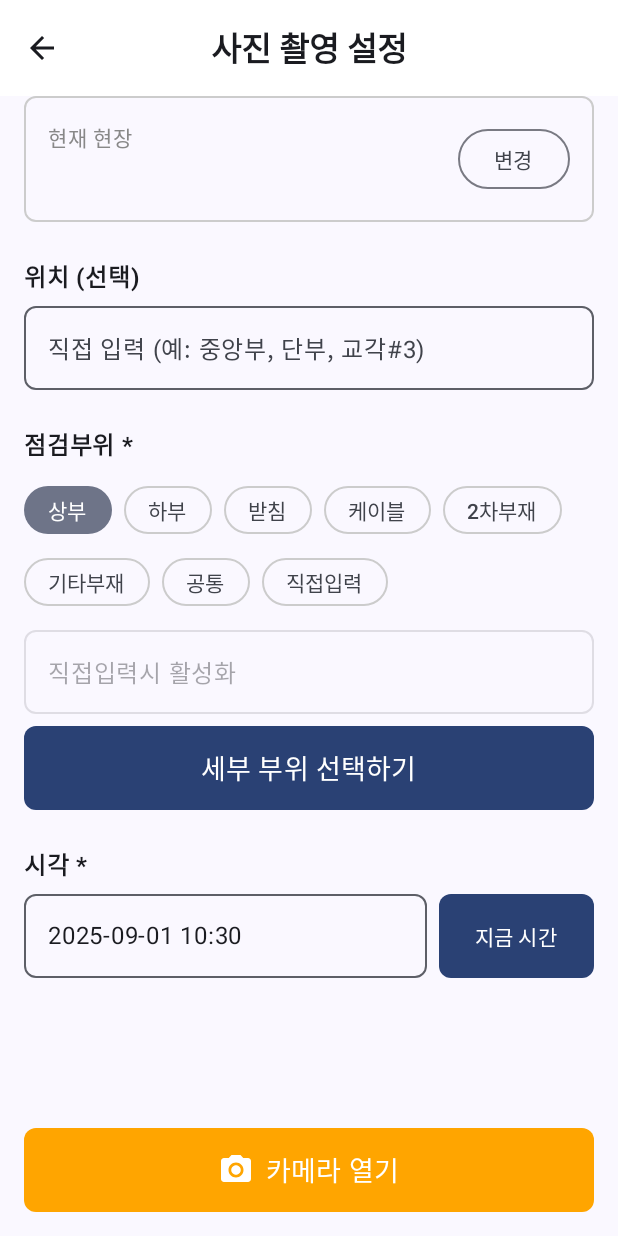
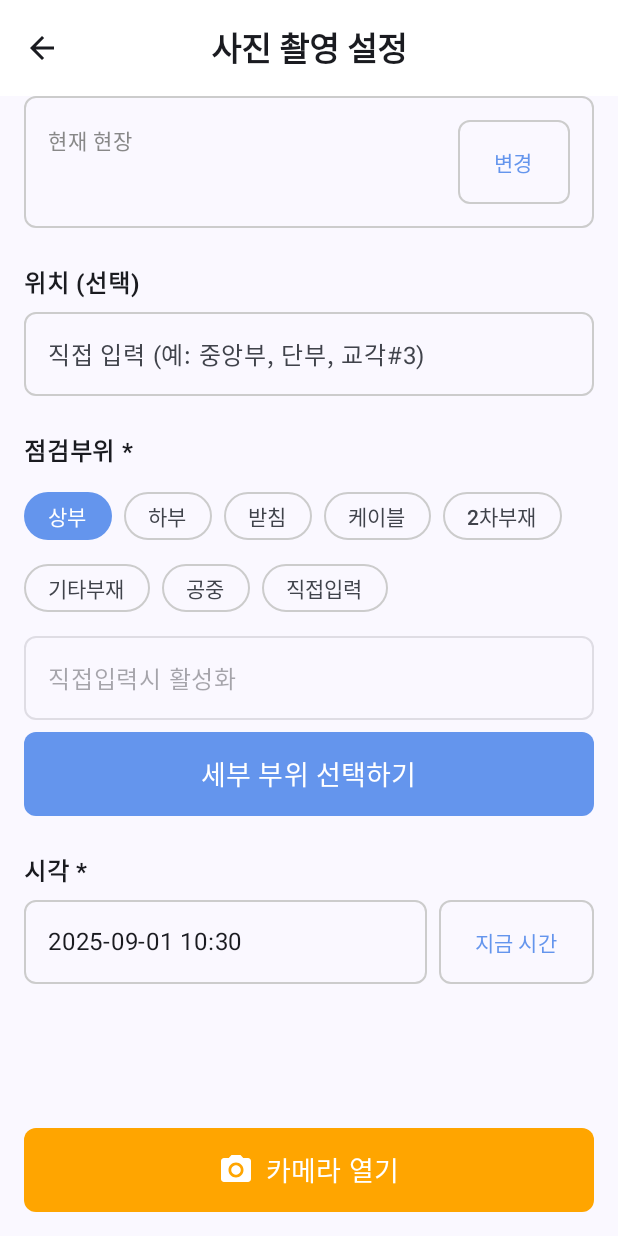
Before and after one commit to ith0326/safe-rep-proto, an Android app built with Jetpack Compose: the composable PhotoSettingsScreen called with empty values, on a phone screen of 412 x 824 dp. Run offline under Robolectric (Android 15) with nearby library versions, the phone set to English and light mode, and no system bars.

Commit message:
이태희 | 디자인 맞춤

```diff
--- a/app/src/main/java/com/example/saferep/ui/proto/HomeScreen.kt
+++ b/app/src/main/java/com/example/saferep/ui/proto/HomeScreen.kt
@@ -208,7 +208,7 @@ fun BottomSheetContent(onConfirm: (String) -> Unit, onCancel: () -> Unit) {
     val sites = listOf("장흥교", "장형교", "전조1교") // 현장 목록
     var selectedSite by remember { mutableStateOf(sites[0]) }
 
-    val niceBlue = Color(0xFF6495ED)
+    val niceBlue = Color(0xFF1E88E5)
     val lightGray = Color(0xFFF0F0F0)
 
     Column(
--- a/app/src/main/java/com/example/saferep/ui/proto/PhotoSettingsScreen.kt
+++ b/app/src/main/java/com/example/saferep/ui/proto/PhotoSettingsScreen.kt
@@ -1,6 +1,7 @@
 package com.example.saferep.ui.proto
 
 import android.widget.Toast
+import androidx.compose.foundation.BorderStroke
 import androidx.compose.foundation.border
 import androidx.compose.foundation.layout.*
 import androidx.compose.foundation.lazy.LazyColumn
@@ -12,9 +13,14 @@ import androidx.compose.material.icons.Icons
 import androidx.compose.material.icons.automirrored.filled.ArrowBack
 import androidx.compose.material.icons.filled.CameraAlt
 import androidx.compose.material3.*
+import androidx.compose.material3.OutlinedTextFieldDefaults
 import androidx.compose.runtime.*
+import androidx.compose.runtime.remember
 import androidx.compose.ui.Alignment
 import androidx.compose.ui.Modifier
+import androidx.compose.ui.focus.FocusRequester
+import androidx.compose.ui.focus.focusRequester
+import androidx.compose.ui.focus.onFocusChanged
 import androidx.compose.ui.graphics.Color
 import androidx.compose.ui.platform.LocalContext
 import androidx.compose.ui.text.font.FontWeight
@@ -31,6 +37,8 @@ fun PhotoSettingsScreen(navController: NavController, siteName: String) {
     var directInput by remember { mutableStateOf("") }
     var selectedChip by remember { mutableStateOf("상부") }
     val scrollState = rememberScrollState()
+
+    val niceBlue = Color(0xFF6495ED)
 
     val context = LocalContext.current
 
@@ -57,6 +65,17 @@ fun PhotoSettingsScreen(navController: NavController, siteName: String) {
                 },
                 onCancel = { showDetailBottomSheet = false } // 취소 시 닫기
             )
+        }
+    }
+
+    var isLocationFocused by remember { mutableStateOf(false) }
+
+    val focusRequester = remember { FocusRequester() }
+    var isDirectInputFocused by remember { mutableStateOf(false) }
+
+    LaunchedEffect(selectedChip) {
+        if (selectedChip == "직접입력") {
+            focusRequester.requestFocus()
         }
     }
 
@@ -111,21 +130,30 @@ fun PhotoSettingsScreen(navController: NavController, siteName: String) {
             OutlinedTextField(
                 value = location,
                 onValueChange = { location = it },
-                placeholder = { Text("직접 입력 (예: 중앙부, 단부, 교각#3)") },
-                modifier = Modifier.fillMaxWidth(),
-                shape = RoundedCornerShape(8.dp)
+                placeholder = { Text(if (isLocationFocused) "입력중" else "직접 입력 (예: 중앙부, 단부, 교각#3)") },
+                modifier = Modifier
+                    .fillMaxWidth()
+                    .onFocusChanged { focusState ->
+                        isLocationFocused = focusState.isFocused
+                    },
+                shape = RoundedCornerShape(8.dp),
+                colors = OutlinedTextFieldDefaults.colors(
+                    focusedBorderColor = niceBlue,
+                    unfocusedBorderColor = Color.LightGray
+                )
             )
             Spacer(modifier = Modifier.height(24.dp))
 
             // 점검부위 섹션
             SectionTitle(text = "점검부위 *")
-            val chipItems = listOf("상부", "하부", "받침", "케이블", "2차부재", "기타부재", "공통", "직접입력")
+            if (selectedDetail.isBlank()) {
+                val chipItems = listOf("상부", "하부", "받침", "케이블", "2차부재", "기타부재", "공중", "직접입력")
                 FlowRow(
                     modifier = Modifier.fillMaxWidth(),
                     horizontalArrangement = Arrangement.spacedBy(8.dp),
                 ) {
                     chipItems.forEach { item ->
-                    Chip(text = item, isSelected = selectedChip == item) {
+                        Chip(text = item, isSelected = selectedChip == item, selectedColor = niceBlue) {
                             selectedChip = item
                         }
                     }
@@ -134,10 +162,19 @@ fun PhotoSettingsScreen(navController: NavController, siteName: String) {
                 OutlinedTextField(
                     value = directInput,
                     onValueChange = { directInput = it },
-                placeholder = { Text("직접입력시 활성화") },
-                modifier = Modifier.fillMaxWidth(),
+                    placeholder = { Text(if (isDirectInputFocused) "입력중" else "직접입력시 활성화") },
+                    modifier = Modifier
+                        .fillMaxWidth()
+                        .focusRequester(focusRequester)
+                        .onFocusChanged { focusState ->
+                            isDirectInputFocused = focusState.isFocused
+                        },
                     enabled = selectedChip == "직접입력", // '직접입력' 칩 선택 시에만 활성화
-                shape = RoundedCornerShape(8.dp)
+                    shape = RoundedCornerShape(8.dp),
+                    colors = OutlinedTextFieldDefaults.colors(
+                        focusedBorderColor = niceBlue,
+                        unfocusedBorderColor = Color.LightGray
+                    )
                 )
                 Spacer(modifier = Modifier.height(8.dp))
                 Button(
@@ -151,10 +188,48 @@ fun PhotoSettingsScreen(navController: NavController, siteName: String) {
                     modifier = Modifier
                         .fillMaxWidth()
                         .height(56.dp),
-                shape = RoundedCornerShape(8.dp)
+                    shape = RoundedCornerShape(8.dp),
+                    colors = ButtonDefaults.buttonColors(
+                        containerColor = niceBlue,
+                        contentColor = Color.White
+                    )
                 ) {
                     Text("세부 부위 선택하기", fontSize = 18.sp)
                 }
+            } else {
+                OutlinedTextField(
+                    value = selectedChip + ">" + selectedDetail,
+                    onValueChange = {},
+                    modifier = Modifier.fillMaxWidth(),
+                    enabled = false, // 비활성화
+                    label = { Text("선택된 세부 부위") },
+                    colors = OutlinedTextFieldDefaults.colors(
+                        disabledBorderColor = Color.LightGray,
+                        disabledTextColor = Color.Black,
+                        disabledLabelColor = Color.Gray
+                    ),
+                    shape = RoundedCornerShape(8.dp)
+                )
+                Spacer(modifier = Modifier.height(8.dp))
+
+                Button(
+                    onClick = {
+                        selectedDetail = ""
+                        selectedChip = "상부" // 기본값으로 리셋
+                    },
+                    modifier = Modifier
+                        .fillMaxWidth()
+                        .height(56.dp),
+                    shape = RoundedCornerShape(8.dp),
+                    colors = ButtonDefaults.buttonColors(
+                        containerColor = niceBlue,
+                        contentColor = Color.White
+                    )
+                ) {
+                    Text("점검 부위 다시 선택", fontSize = 18.sp)
+                }
+            }
+
             Spacer(modifier = Modifier.height(24.dp))
 
             // 시각 섹션
@@ -165,13 +240,21 @@ fun PhotoSettingsScreen(navController: NavController, siteName: String) {
                     onValueChange = {},
                     readOnly = true, // 읽기 전용
                     modifier = Modifier.weight(1f),
-                    shape = RoundedCornerShape(8.dp)
+                    shape = RoundedCornerShape(8.dp),
+                    colors = OutlinedTextFieldDefaults.colors(
+                        focusedBorderColor = niceBlue,
+                        unfocusedBorderColor = Color.LightGray
+                    )
                 )
                 Spacer(modifier = Modifier.width(8.dp))
-                Button(
+                OutlinedButton(
                     onClick = { /* 지금 시간 */ },
                     modifier = Modifier.height(56.dp),
-                    shape = RoundedCornerShape(8.dp)
+                    shape = RoundedCornerShape(8.dp),
+                    colors = ButtonDefaults.outlinedButtonColors(
+                        contentColor = niceBlue
+                    ),
+                    border = BorderStroke(1.dp, Color.LightGray)
                 ) {
                     Text("지금 시간")
                 }
@@ -196,6 +279,8 @@ fun SectionTitle(text: String) {
 // '현재 현장' 카드 UI를 위한 Composable
 @Composable
 fun SectionCard(title: String, siteName: String, onActionClick: () -> Unit) {
+    val niceBlue = Color(0xFF6495ED)
+
     Row(
         modifier = Modifier
             .fillMaxWidth()
@@ -209,7 +294,16 @@ fun SectionCard(title: String, siteName: String, onActionClick: () -> Unit) {
             Spacer(modifier = Modifier.height(4.dp))
             Text(siteName, fontWeight = FontWeight.Bold, fontSize = 18.sp)
         }
-        OutlinedButton(onClick = onActionClick) {
+        OutlinedButton(
+            onClick = onActionClick,
+            modifier = Modifier.height(56.dp),
+            shape = RoundedCornerShape(8.dp),
+            colors = ButtonDefaults.outlinedButtonColors(
+                contentColor = niceBlue
+            ),
+            border = BorderStroke(1.dp, Color.LightGray)
+
+        ) {
             Text("변경")
         }
     }
@@ -218,12 +312,16 @@ fun SectionCard(title: String, siteName: String, onActionClick: () -> Unit) {
 // '점검부위' 칩 UI를 위한 Composable
 @OptIn(ExperimentalMaterial3Api::class)
 @Composable
-fun Chip(text: String, isSelected: Boolean, onClick: () -> Unit) {
+fun Chip(text: String, isSelected: Boolean, selectedColor: Color, onClick: () -> Unit) {
     FilterChip(
         selected = isSelected,
         onClick = onClick,
         label = { Text(text) },
         shape = RoundedCornerShape(50),
+        colors = FilterChipDefaults.filterChipColors(
+            selectedContainerColor = selectedColor,
+            selectedLabelColor = Color.White
+        ),
         border = FilterChipDefaults.filterChipBorder(
             enabled = true,
             selected = isSelected,
@@ -247,18 +345,26 @@ fun DetailBottomSheetContent(
         "케이블" -> listOf("케이블", "정착구", "행어밴드", "새들", "직접입력")
         "2차부재" -> listOf("가로보", "세로보", "직접입력")
         "기타부재" -> listOf("신축이음", "배수시설", "난간", "연석", "교면포장", "직접입력")
-        "공중" -> listOf("추락방지시설", "도로포장", "도로부 신축이음부", "환기구", "직접입력 ")
+        "공중" -> listOf("추락방지시설", "도로포장", "도로부 신축이음부", "환기구", "직접입력")
         else -> emptyList()
     }
 
     val displayItems = detailItems + "직접입력"
 
+    val niceBlue = Color(0xFF6495ED)
+    val lightGray = Color(0xFFF0F0F0)
+
     var currentSelection by remember { mutableStateOf(displayItems.firstOrNull() ?: "") }
     var directInputText by remember { mutableStateOf("") }
 
+    val focusRequester = remember { FocusRequester() }
+    var isDirectInputFocused by remember { mutableStateOf(false) }
 
-    val niceBlue = Color(0xFF6495ED)
-    val lightGray = Color(0xFFF0F0F0)
+    LaunchedEffect(currentSelection) {
+        if (currentSelection == "직접입력") {
+            focusRequester.requestFocus()
+        }
+    }
 
     Column(
         modifier = Modifier
@@ -318,11 +424,17 @@ fun DetailBottomSheetContent(
         // ✅ 5. 직접 입력 텍스트 필드 추가
         OutlinedTextField(
             value = directInputText,
-            onValueChange = { directInputText = it },
-            modifier = Modifier.fillMaxWidth(),
-            placeholder = { Text("직접입력 선택시 활성화") },
+            onValueChange = { directInputText = it },modifier = Modifier
+                .fillMaxWidth()
+                .focusRequester(focusRequester)
+                .onFocusChanged { isDirectInputFocused = it.isFocused },
+            placeholder = { Text(if (isDirectInputFocused) "입력중" else "직접입력 선택시 활성화") },
             shape = RoundedCornerShape(8.dp),
-            enabled = currentSelection == "직접입력" // '직접입력'이 선택됐을 때만 활성화
+            enabled = currentSelection == "직접입력", // '직접입력'이 선택됐을 때만 활성화
+            colors = OutlinedTextFieldDefaults.colors(
+                focusedBorderColor = niceBlue,
+                unfocusedBorderColor = Color.LightGray
+            )
         )
     }
 }
```
Lines whose indentation alone changed are shown as unchanged.
